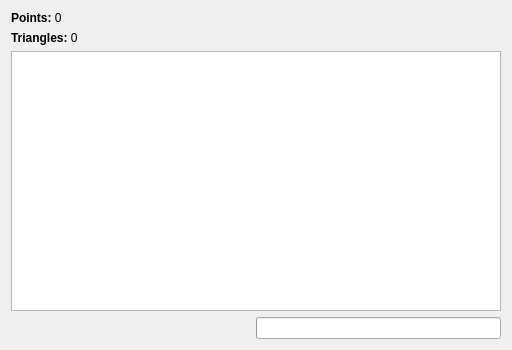
skatrak/Flat-Mesher, file forms/MeshAnalyzer.ui: the form before one commit.
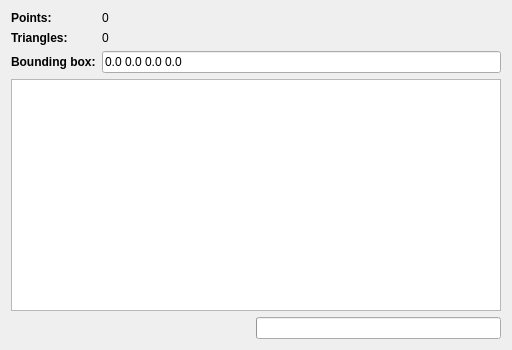
The form after the commit. Icons and pictures are not drawn.

What changed in the file:
```diff
--- a/forms/MeshAnalyzer.ui
+++ b/forms/MeshAnalyzer.ui
@@ -28,18 +28,71 @@
   </property>
   <layout class="QVBoxLayout" name="verticalLayout">
    <item>
+    <layout class="QFormLayout" name="formLayout">
+     <item row="0" column="0">
     <widget class="QLabel" name="labelPoints">
+       <property name="font">
+        <font>
+         <weight>75</weight>
+         <bold>true</bold>
+        </font>
+       </property>
      <property name="text">
-      <string>&lt;b&gt;Points:&lt;/b&gt; 0</string>
+        <string>Points:</string>
      </property>
     </widget>
    </item>
-   <item>
+     <item row="0" column="1">
+      <widget class="QLabel" name="labelPointsAmount">
+       <property name="text">
+        <string>0</string>
+       </property>
+      </widget>
+     </item>
+     <item row="1" column="0">
     <widget class="QLabel" name="labelTriangles">
+       <property name="font">
+        <font>
+         <weight>75</weight>
+         <bold>true</bold>
+        </font>
+       </property>
      <property name="text">
-      <string>&lt;b&gt;Triangles:&lt;/b&gt; 0</string>
-     </property>
-    </widget>
+        <string>Triangles:</string>
+       </property>
+      </widget>
+     </item>
+     <item row="1" column="1">
+      <widget class="QLabel" name="labelTrianglesAmount">
+       <property name="text">
+        <string>0</string>
+       </property>
+      </widget>
+     </item>
+     <item row="2" column="0">
+      <widget class="QLabel" name="labelBoundingBox">
+       <property name="font">
+        <font>
+         <weight>75</weight>
+         <bold>true</bold>
+        </font>
+       </property>
+       <property name="text">
+        <string>Bounding box:</string>
+       </property>
+      </widget>
+     </item>
+     <item row="2" column="1">
+      <widget class="QLineEdit" name="textBoundingBox">
+       <property name="text">
+        <string>0.0 0.0 0.0 0.0</string>
+       </property>
+       <property name="readOnly">
+        <bool>true</bool>
+       </property>
+      </widget>
+     </item>
+    </layout>
    </item>
    <item>
     <widget class="QTextEdit" name="text">
```
Left out of the diff: 2 changed lines with no effect on the pictures. Lines whose indentation alone changed are shown as unchanged.
